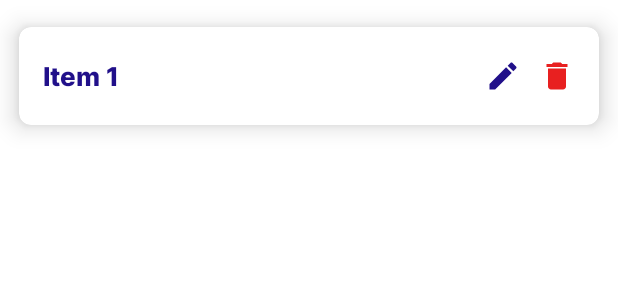
After one commit to vanhoan01/ToDoApp, an Android app: the layout each_todo_item.xml on its own in the app's theme, with its tools: preview values and no code run, on a phone screen of 412 x 824 dp. The commit adds this screen. Shown: the top 300 px of the screen. Run offline under Robolectric (Android 15) with nearby library versions, the phone set to English and light mode, and no system bars.

Commit message:
delete todo

```diff
--- /dev/null
+++ b/app/src/main/java/com/example/todo/utils/ToDoData.kt
@@ -0,0 +1,3 @@
+package com.example.todo.utils
+
+data class ToDoData(val taskId: String, val task: String)
--- /dev/null
+++ b/app/src/main/res/drawable/ic_baseline_delete_24.xml
@@ -0,0 +1,5 @@
+<vector android:height="24dp" android:tint="#E82020"
+    android:viewportHeight="24" android:viewportWidth="24"
+    android:width="24dp" xmlns:android="http://schemas.android.com/apk/res/android">
+    <path android:fillColor="@android:color/white" android:pathData="M6,19c0,1.1 0.9,2 2,2h8c1.1,0 2,-0.9 2,-2V7H6v12zM19,4h-3.5l-1,-1h-5l-1,1H5v2h14V4z"/>
+</vector>
--- /dev/null
+++ b/app/src/main/res/drawable/ic_baseline_edit_24.xml
@@ -0,0 +1,5 @@
+<vector android:height="24dp" android:tint="#21108A"
+    android:viewportHeight="24" android:viewportWidth="24"
+    android:width="24dp" xmlns:android="http://schemas.android.com/apk/res/android">
+    <path android:fillColor="@android:color/white" android:pathData="M3,17.25V21h3.75L17.81,9.94l-3.75,-3.75L3,17.25zM20.71,7.04c0.39,-0.39 0.39,-1.02 0,-1.41l-2.34,-2.34c-0.39,-0.39 -1.02,-0.39 -1.41,0l-1.83,1.83 3.75,3.75 1.83,-1.83z"/>
+</vector>
--- /dev/null
+++ b/app/src/main/res/layout/each_todo_item.xml
@@ -0,0 +1,50 @@
+<?xml version="1.0" encoding="utf-8"?>
+<com.google.android.material.card.MaterialCardView xmlns:android="http://schemas.android.com/apk/res/android"
+    android:layout_width="match_parent"
+    android:layout_height="wrap_content"
+    xmlns:app="http://schemas.android.com/apk/res-auto"
+    app:cardCornerRadius="8dp"
+    app:cardElevation="10dp"
+    app:cardUseCompatPadding="true">
+
+    <androidx.constraintlayout.widget.ConstraintLayout
+        android:layout_width="match_parent"
+        android:layout_height="wrap_content"
+        android:paddingVertical="20dp">
+
+        <TextView
+            android:id="@+id/todoTask"
+            android:layout_width="wrap_content"
+            android:layout_height="wrap_content"
+            android:fontFamily="@font/inter_extra_bold"
+            android:paddingStart="16dp"
+            android:text="Item 1"
+            android:textColor="@color/text_color"
+            android:textSize="17sp"
+            app:layout_constraintBottom_toBottomOf="parent"
+            app:layout_constraintStart_toStartOf="parent"
+            app:layout_constraintTop_toTopOf="parent" />
+
+        <ImageView
+            android:id="@+id/editTask"
+            android:layout_width="wrap_content"
+            android:layout_height="wrap_content"
+            android:src="@drawable/ic_baseline_edit_24"
+            android:layout_marginEnd="12dp"
+            app:layout_constraintBottom_toBottomOf="parent"
+            app:layout_constraintEnd_toStartOf="@id/deleteTask"
+            app:layout_constraintTop_toTopOf="parent"/>
+
+        <ImageView
+            android:id="@+id/deleteTask"
+            android:layout_width="wrap_content"
+            android:layout_height="wrap_content"
+            android:layout_marginEnd="16dp"
+            android:src="@drawable/ic_baseline_delete_24"
+            app:layout_constraintBottom_toBottomOf="parent"
+            app:layout_constraintEnd_toEndOf="parent"
+            app:layout_constraintTop_toTopOf="parent"/>
+
+    </androidx.constraintlayout.widget.ConstraintLayout>
+
+</com.google.android.material.card.MaterialCardView>
```
Also changed, not shown: app/src/main/java/com/example/todo/fragments/HomeFragment.kt (+53 -3 lines), app/src/main/java/com/example/todo/utils/ToDoAdapter.kt (added, +44 -0 lines).
